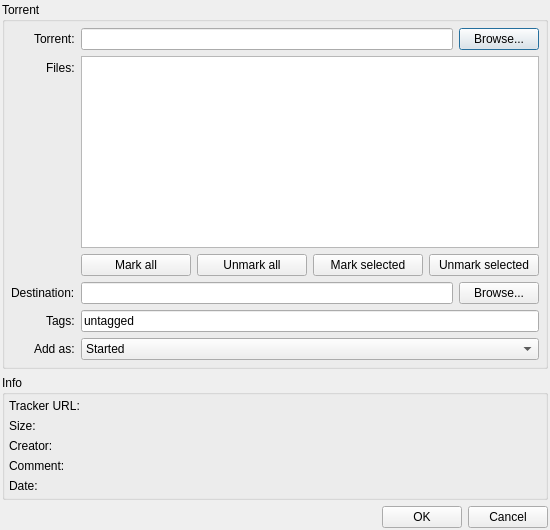
Qt form src/plugins/bittorrent/addtorrent.ui (0xd34df00d/leechcraft) before a commit.
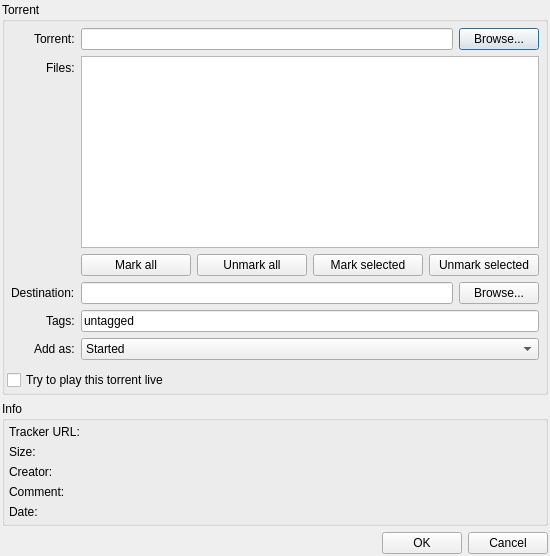
The same form after that commit. Icons and pictures are not drawn. Custom widgets are drawn as their Qt base class.

Commit message: BitTorrent: LiveStream stuff.

The edit to the form file:
```diff
--- a/src/plugins/bittorrent/addtorrent.ui
+++ b/src/plugins/bittorrent/addtorrent.ui
@@ -7,7 +7,7 @@
     <x>0</x>
     <y>0</y>
     <width>550</width>
-    <height>511</height>
+    <height>535</height>
    </rect>
   </property>
   <property name="windowTitle">
@@ -192,6 +192,13 @@
         </item>
        </layout>
       </item>
+      <item>
+       <widget class="QCheckBox" name="TryLive_">
+        <property name="text">
+         <string>Try to play this torrent live</string>
+        </property>
+       </widget>
+      </item>
      </layout>
     </widget>
    </item>
```
The commit also changes 12 other files.
